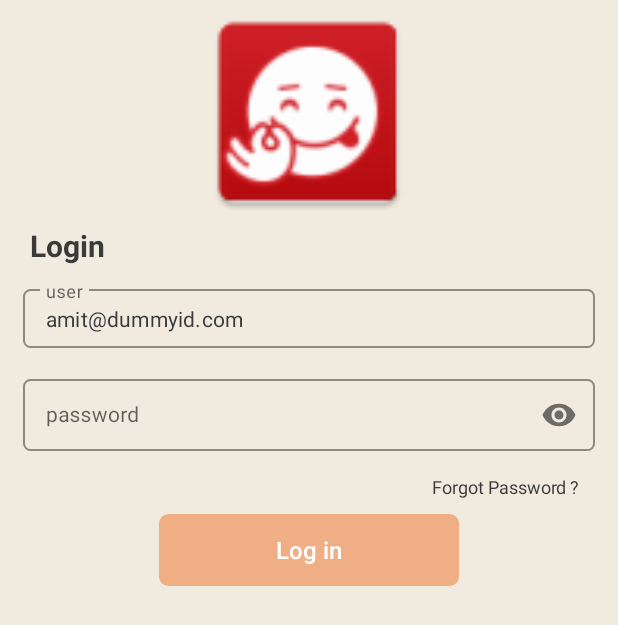
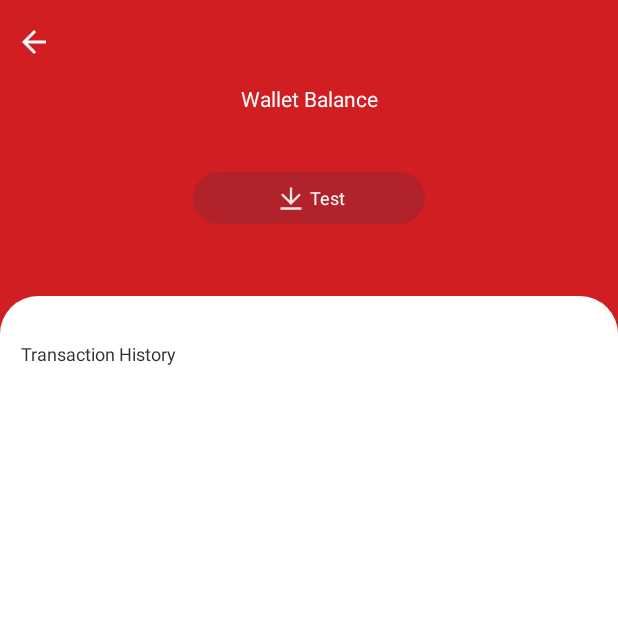
Before and after one commit to ablyParasBhasin/MLDemoCode, an Android app: the layout dummy_lay.xml on its own in the app's theme, with its tools: preview values and no code run, on a phone screen of 412 x 824 dp. Shown: the top 625 px of the screen. Run offline under Robolectric (Android 15) with nearby library versions, the phone set to English and light mode, and no system bars.

Commit message:
Local commit

```diff
--- /dev/null
+++ b/app/src/main/res/drawable/button_bg_wallet.xml
@@ -0,0 +1,10 @@
+<?xml version="1.0" encoding="utf-8"?>
+<shape xmlns:android="http://schemas.android.com/apk/res/android"
+    android:shape="rectangle" android:padding="10dp">
+    <solid android:color="@color/transparent_gray"/>
+    <corners
+        android:bottomRightRadius="@dimen/margin_25dp"
+        android:bottomLeftRadius="@dimen/margin_25dp"
+        android:topLeftRadius="@dimen/margin_25dp"
+        android:topRightRadius="@dimen/margin_25dp"/>
+</shape>
--- /dev/null
+++ b/app/src/main/res/drawable/ic_arrow_back_black_24dp.xml
@@ -0,0 +1,7 @@
+<?xml version="1.0" encoding="UTF-8" standalone="no"?>
+<vector xmlns:android="http://schemas.android.com/apk/res/android" android:height="24dp"
+    android:viewportHeight="24.0"
+    android:autoMirrored="true"
+    android:viewportWidth="24.0" android:width="24dp">
+    <path android:fillColor="#000000" android:pathData="M20,11H7.83l5.59,-5.59L12,4l-8,8 8,8 1.41,-1.41L7.83,13H20v-2z"/>
+</vector>
--- /dev/null
+++ b/app/src/main/res/drawable/ic_withdraw_down_arrow.xml
@@ -0,0 +1,11 @@
+<vector xmlns:android="http://schemas.android.com/apk/res/android"
+    android:width="24dp"
+    android:height="24dp"
+    android:viewportWidth="24"
+    android:viewportHeight="24">
+  <path
+      android:pathData="M5,18.222L19,18.222v1.556L5,19.778ZM12.778,13.689L17.5,8.967l1.1,1.1 -6.6,6.6 -6.6,-6.6 1.1,-1.1 4.722,4.721L11.222,5h1.556Z"
+      android:strokeAlpha="0.9"
+      android:fillColor="#fff"
+      android:fillAlpha="0.9"/>
+</vector>
--- /dev/null
+++ b/app/src/main/res/drawable/recycler_backgroundtopleft_round.xml
@@ -0,0 +1,8 @@
+<?xml version="1.0" encoding="utf-8"?>
+<shape xmlns:android="http://schemas.android.com/apk/res/android"
+    android:shape="rectangle" android:padding="10dp">
+    <solid android:color="@color/white"/>
+    <corners
+        android:topLeftRadius="@dimen/margin_25dp"
+        android:topRightRadius="@dimen/margin_25dp"/>
+</shape>
--- a/app/src/main/res/layout/dummy_lay.xml
+++ b/app/src/main/res/layout/dummy_lay.xml
@@ -1,142 +1,138 @@
 <?xml version="1.0" encoding="utf-8"?>
-<LinearLayout xmlns:android="http://schemas.android.com/apk/res/android"
+<layout xmlns:android="http://schemas.android.com/apk/res/android"
     xmlns:app="http://schemas.android.com/apk/res-auto"
-    xmlns:card_view="http://schemas.android.com/apk/res-auto"
-    xmlns:tools="http://schemas.android.com/tools"
-    android:id="@+id/ll_sign_in"
-    android:layout_width="match_parent"
-    android:layout_height="match_parent"
-    android:descendantFocusability="beforeDescendants"
-    android:focusableInTouchMode="true"
-    android:orientation="vertical"
-    tools:context=".activity.SignIn_Activity">
+    xmlns:tools="http://schemas.android.com/tools">
 
-    <LinearLayout
-        android:id="@+id/ll_one"
+    <androidx.constraintlayout.widget.ConstraintLayout
         android:layout_width="match_parent"
         android:layout_height="match_parent"
-        android:background="@color/gray"
-        android:orientation="vertical">
+        android:background="@color/red_text"
+        tools:context=".activity.ui.wallet.Wallet_Activity">
 
-        <ImageView
-            android:layout_width="150dp"
-            android:layout_height="150dp"
-            android:layout_gravity="top|center"
+        <androidx.constraintlayout.widget.ConstraintLayout
+            android:id="@+id/include"
+            android:layout_width="match_parent"
+            android:layout_height="?android:attr/actionBarSize"
+            app:layout_constraintEnd_toEndOf="parent"
+            app:layout_constraintHorizontal_bias="0.0"
+            app:layout_constraintStart_toStartOf="parent"
+            app:layout_constraintTop_toTopOf="parent"
+            android:background="@android:color/transparent"
+            android:padding="@dimen/margin_5dp"
+            >
 
-            android:visibility="visible"
-            app:srcCompat="@mipmap/ic_launcher" />
+            <androidx.appcompat.widget.AppCompatImageView
+                android:id="@+id/ivBack"
+                android:layout_width="wrap_content"
+                android:layout_height="wrap_content"
+                android:layout_marginStart="@dimen/margin_5dp"
+                android:src="@drawable/ic_arrow_back_black_24dp"
+                app:layout_constraintBottom_toBottomOf="parent"
+                app:layout_constraintStart_toStartOf="parent"
+                app:layout_constraintTop_toTopOf="parent"
+                android:tint="@color/white"/>
 
 
 
-            <LinearLayout
+        </androidx.constraintlayout.widget.ConstraintLayout>
+
+        <androidx.appcompat.widget.AppCompatTextView
+            android:id="@+id/walletBalance"
+            android:layout_width="0dp"
+            android:layout_height="wrap_content"
+            android:gravity="center"
+            android:text="@string/app_wallet_balance"
+            android:textColor="@color/white"
+            android:textSize="@dimen/margin_14dp"
+            app:layout_constraintEnd_toEndOf="parent"
+            app:layout_constraintStart_toStartOf="parent"
+            app:layout_constraintTop_toBottomOf="@+id/include" />
+
+
+        <androidx.appcompat.widget.AppCompatTextView
+            android:id="@+id/tvWtran_amount"
+            android:layout_width="0dp"
+            android:layout_height="wrap_content"
+            android:gravity="center"
+            android:text=""
+            android:textColor="@color/white"
+            android:textSize="@dimen/margin_22dp"
+            app:layout_constraintEnd_toEndOf="parent"
+            app:layout_constraintStart_toStartOf="parent"
+            app:layout_constraintTop_toBottomOf="@+id/walletBalance" />
+
+        <androidx.appcompat.widget.AppCompatTextView
+            android:id="@+id/btnWithDraw"
+            android:layout_width="wrap_content"
+            android:layout_height="wrap_content"
+            android:layout_marginTop="@dimen/margin_10dp"
+            android:background="@drawable/button_bg_wallet"
+            android:drawableStart="@drawable/ic_withdraw_down_arrow"
+            android:gravity="center"
+            android:paddingStart="@dimen/margin_53dp"
+            android:paddingTop="@dimen/margin_5dp"
+            android:paddingEnd="@dimen/margin_53dp"
+            android:paddingBottom="@dimen/margin_5dp"
+            android:text="Test"
+            android:textColor="@color/white"
+            android:textSize="@dimen/txt_12sp"
+            app:layout_constraintBottom_toTopOf="@+id/llRoot"
+            app:layout_constraintEnd_toEndOf="parent"
+            app:layout_constraintStart_toStartOf="parent"
+            app:layout_constraintTop_toBottomOf="@+id/tvWtran_amount" />
+
+        <LinearLayout
+            android:id="@+id/llRoot"
+            android:layout_width="match_parent"
+            android:layout_height="0dp"
+            android:layout_marginTop="@dimen/margin_48dp"
+            android:background="@drawable/recycler_backgroundtopleft_round"
+            android:orientation="vertical"
+            app:layout_constraintBottom_toBottomOf="parent"
+            app:layout_constraintEnd_toEndOf="parent"
+            app:layout_constraintStart_toStartOf="parent"
+            app:layout_constraintTop_toBottomOf="@id/btnWithDraw">
+
+            <androidx.appcompat.widget.AppCompatTextView
+                android:layout_width="match_parent"
+                android:layout_height="wrap_content"
+                android:layout_marginStart="@dimen/margin_14dp"
+                android:layout_marginTop="@dimen/margin_30dp"
+                android:layout_marginEnd="@dimen/margin_18dp"
+                android:layout_marginBottom="@dimen/margin_5dp"
+                android:text="@string/app_transaction_history"
+                android:textColor="@color/text_color"
+                android:textSize="@dimen/txt_12sp" />
+
+            <FrameLayout
+                android:id="@+id/llContent"
                 android:layout_width="match_parent"
                 android:layout_height="match_parent"
-                android:fitsSystemWindows="true"
                 android:orientation="vertical">
 
+
                 <TextView
+                    android:id="@+id/tvEmpty"
                     android:layout_width="match_parent"
-                    android:layout_height="wrap_content"
-                    android:layout_marginLeft="@dimen/margin_20dp"
-                    android:text="Login"
+                    android:layout_height="400dp"
+                    android:gravity="center|center_vertical"
+                    android:text="@string/no_transactions_found"
                     android:textColor="@color/black"
-                    android:textSize="@dimen/margin_20dp"
-                    android:textStyle="bold" />
+                    android:textSize="18sp"
+                    android:visibility="gone"/>
+
+                <androidx.recyclerview.widget.RecyclerView
+                    android:id="@+id/listTransactions"
+                    android:layout_width="match_parent"
+                    android:layout_height="match_parent"
+                    android:visibility="visible"
+                    app:layoutManager="androidx.recyclerview.widget.LinearLayoutManager"/>
+
+            </FrameLayout>
 
 
+        </LinearLayout>
 
-                    <LinearLayout
-                        android:layout_width="match_parent"
-                        android:layout_height="wrap_content"
-                        android:orientation="vertical">
+    </androidx.constraintlayout.widget.ConstraintLayout>
 
-
-                        <com.google.android.material.textfield.TextInputLayout
-                            android:layout_width="match_parent"
-                            android:layout_height="match_parent"
-                            android:layout_marginStart="@dimen/margin_15dp"
-                            android:layout_marginEnd="@dimen/margin_15dp"
-                            android:layout_marginTop="@dimen/margin_10dp"
-                            style="@style/edit_Text">
-
-                            <com.google.android.material.textfield.TextInputEditText
-                                android:id="@+id/edt_username"
-                                android:layout_width="match_parent"
-                                android:layout_height="wrap_content"
-                                android:background="@null"
-                                android:hint="user"
-                                style="@style/input_edit_text"
-                                android:inputType="textPersonName"
-                                android:text="amit@dummyid.com"
-                                android:textAlignment="viewStart"
-                                android:textColor="@color/black"
-                                android:textColorHint="@color/gray"
-                                android:textSize="@dimen/txt_14sp" />
-
-                        </com.google.android.material.textfield.TextInputLayout>
-
-
-
-                        <com.google.android.material.textfield.TextInputLayout
-                            android:id="@+id/password_lay"
-                            android:layout_width="match_parent"
-                            android:layout_height="wrap_content"
-                            android:layout_marginStart="@dimen/margin_15dp"
-                            android:layout_marginEnd="@dimen/margin_15dp"
-                            android:layout_marginBottom="@dimen/margin_15dp"
-                            style="@style/edit_Text"
-                            app:passwordToggleEnabled="true"
-                            >
-
-                            <com.google.android.material.textfield.TextInputEditText
-                                android:id="@+id/edt_password"
-                                android:layout_width="match_parent"
-                                android:layout_height="wrap_content"
-                                android:background="@null"
-                                android:hint="password"
-                                style="@style/input_edit_text"
-                                android:textAlignment="viewStart"
-                                android:text=""
-                                android:inputType="textPassword"
-                                android:textColor="@color/black"
-                                android:textColorHint="@color/gray"
-                                android:textSize="@dimen/txt_14sp" />
-                        </com.google.android.material.textfield.TextInputLayout>
-
-
-
-                    </LinearLayout>
-
-
-                <androidx.appcompat.widget.AppCompatTextView
-                    android:id="@+id/forgot_password"
-                    android:layout_width="match_parent"
-                    android:layout_height="wrap_content"
-                    android:layout_gravity="center|end"
-                    android:layout_marginRight="@dimen/margin_26dp"
-                    android:gravity="center|end"
-                    android:text="Forgot Password ?"
-                    android:textColor="@color/black"
-                    android:textSize="@dimen/margin_12dp" />
-
-                <Button
-                    android:id="@+id/txt_sign_in"
-                    android:layout_width="200dp"
-                    android:layout_height="wrap_content"
-                    android:layout_gravity="center"
-                    android:layout_marginTop="@dimen/margin_10dp"
-                    android:background="@drawable/btn_disable_bg"
-
-                    android:gravity="center"
-                    android:text="Log in"
-                    android:textAllCaps="false"
-                    android:textColor="@color/white"
-                    android:textSize="16sp" />
-
-            </LinearLayout>
-
-
-
-    </LinearLayout>
-
-</LinearLayout>
+</layout>
--- a/app/src/main/res/values/colors.xml
+++ b/app/src/main/res/values/colors.xml
@@ -71,7 +71,7 @@
 
     <color name="backround_color">#FFF8F6</color>
 
-
+    <color name="transparent_gray">#3333334D</color>
 
 
 </resources>
--- a/app/src/main/res/values/dimens.xml
+++ b/app/src/main/res/values/dimens.xml
@@ -60,6 +60,9 @@
     <dimen name="margin_53dp">53dp</dimen>
 
 
+    <dimen name="margin_48dp">48dp</dimen>
+
+
     <dimen name="txt_1sp">1sp</dimen>
     <dimen name="txt_2sp">2sp</dimen>
     <dimen name="txt_3sp">3sp</dimen>
--- a/app/src/main/res/values/strings.xml
+++ b/app/src/main/res/values/strings.xml
@@ -7,4 +7,7 @@
     <string name="app_ok">Ok</string>
     <string name="app_yes">Yes</string>
 
+    <string name="app_wallet_balance">Wallet Balance</string>
+    <string name="app_transaction_history">Transaction History</string>
+
 </resources>
```
